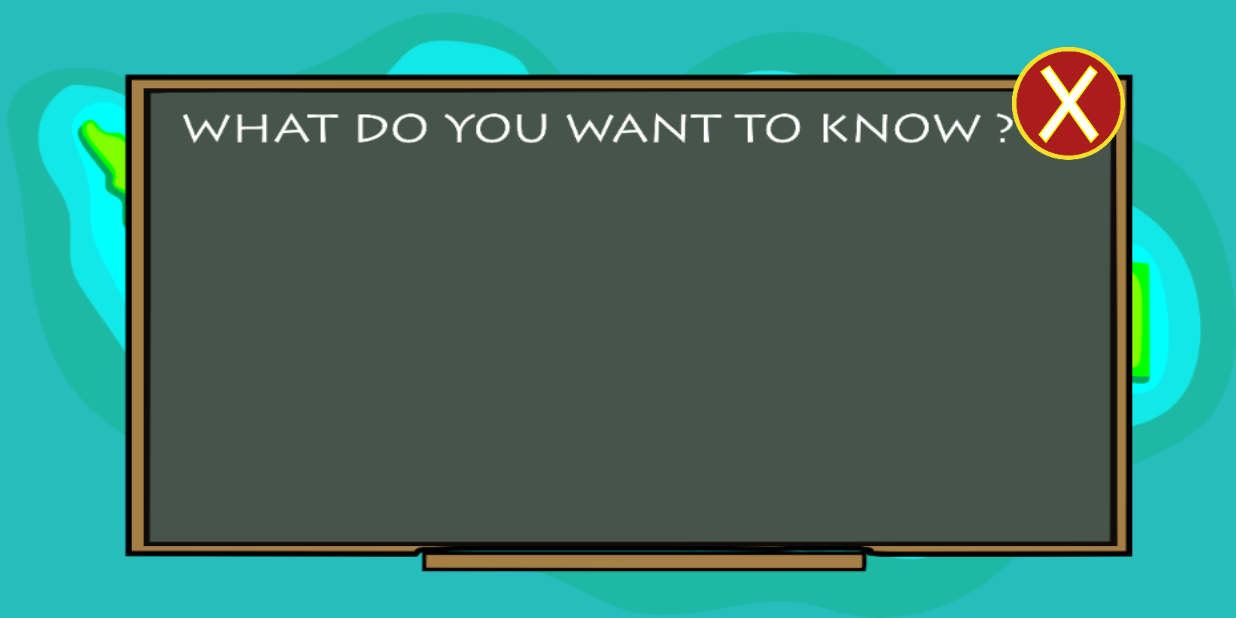
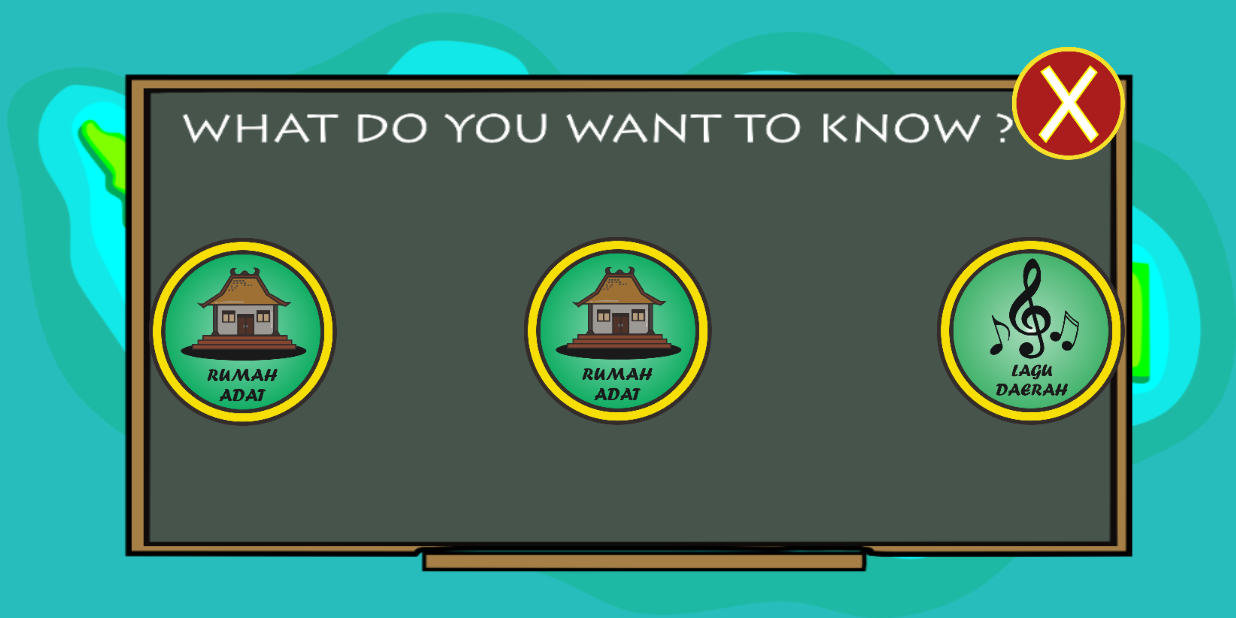
Before and after one commit to Dheaayuang/RAPI_XIRPL3, an Android app: the RapiPage screen opened directly, with no data from a screen before it, on a phone screen of 824 x 412 dp (held sideways). Run offline under Robolectric (Android 15) with nearby library versions, the phone set to English and light mode, and no system bars.

Commit message:
editing page 2, part 1

```diff
--- a/app/src/main/res/layout/activity_bali.xml
+++ b/app/src/main/res/layout/activity_bali.xml
@@ -1,5 +1,6 @@
 <?xml version="1.0" encoding="utf-8"?>
-<RelativeLayout xmlns:android="http://schemas.android.com/apk/res/android"
+<RelativeLayout
+    xmlns:android="http://schemas.android.com/apk/res/android"
     xmlns:app="http://schemas.android.com/apk/res-auto"
     xmlns:tools="http://schemas.android.com/tools"
     android:id="@+id/activity_bali"
@@ -24,4 +25,39 @@
         android:background="#00000000"
         android:id="@+id/btnBack" />
 
+    <ImageButton
+        android:id="@+id/btnRumahBali"
+        android:layout_width="wrap_content"
+        android:layout_height="match_parent"
+        android:layout_marginLeft="35dp"
+        android:paddingTop="30dp"
+        android:background="#00000000"
+        app:srcCompat="@mipmap/rumahbali"
+        android:layout_centerVertical="true"
+        android:layout_alignParentLeft="true"
+        android:layout_alignParentStart="true"
+        android:layout_marginStart="35dp" />
+
+    <ImageButton
+        android:id="@+id/btnBajuBali"
+        android:layout_width="wrap_content"
+        android:layout_height="wrap_content"
+        android:paddingTop="30dp"
+        android:background="#00000000"
+        app:srcCompat="@mipmap/rumahbali"
+        android:layout_centerVertical="true"
+        android:layout_centerHorizontal="true" />
+
+    <ImageButton
+        android:id="@+id/btnLaguBali"
+        android:layout_width="wrap_content"
+        android:layout_height="wrap_content"
+        android:paddingTop="30dp"
+        android:background="#00000000"
+        app:srcCompat="@mipmap/btnlagu"
+        android:layout_alignTop="@+id/btnBajuBali"
+        android:layout_alignRight="@+id/btnBack"
+        android:layout_alignEnd="@+id/btnBack" />
+
+
 </RelativeLayout>
--- a/app/src/main/res/layout/activity_main.xml
+++ b/app/src/main/res/layout/activity_main.xml
@@ -1,6 +1,7 @@
 <?xml version="1.0" encoding="utf-8"?>
 <ScrollView
     xmlns:android="http://schemas.android.com/apk/res/android"
+    xmlns:app="http://schemas.android.com/apk/res-auto"
     xmlns:tools="http://schemas.android.com/tools"
     android:layout_width="match_parent"
     android:layout_height="match_parent"
@@ -91,5 +92,14 @@
         android:background="#00000000"
         app:srcCompat="@mipmap/kalimantan" />
 
+    <ImageButton
+        android:layout_width="wrap_content"
+        android:layout_height="wrap_content"
+        app:srcCompat="@mipmap/back"
+        android:layout_alignParentTop="true"
+        android:layout_toRightOf="@+id/btnRapi"
+        android:layout_toEndOf="@+id/btnRapi"
+        android:id="@+id/imageButton" />
+
 </RelativeLayout>
 </ScrollView>
```
Also changed, not shown: app/src/main/res/mipmap-xxxhdpi/btnlagu.png (added), app/src/main/res/mipmap-xxxhdpi/rumahbali.png (added), app/src/main/res/mipmap-xxxhdpi/rumahjawa.png (added), app/src/main/res/mipmap-xxxhdpi/rumahpapua.png (added), app/src/main/res/mipmap-xxxhdpi/rumahsulawesi.png (added), app/src/main/res/mipmap-xxxhdpi/rumahsumatera.png (added).
